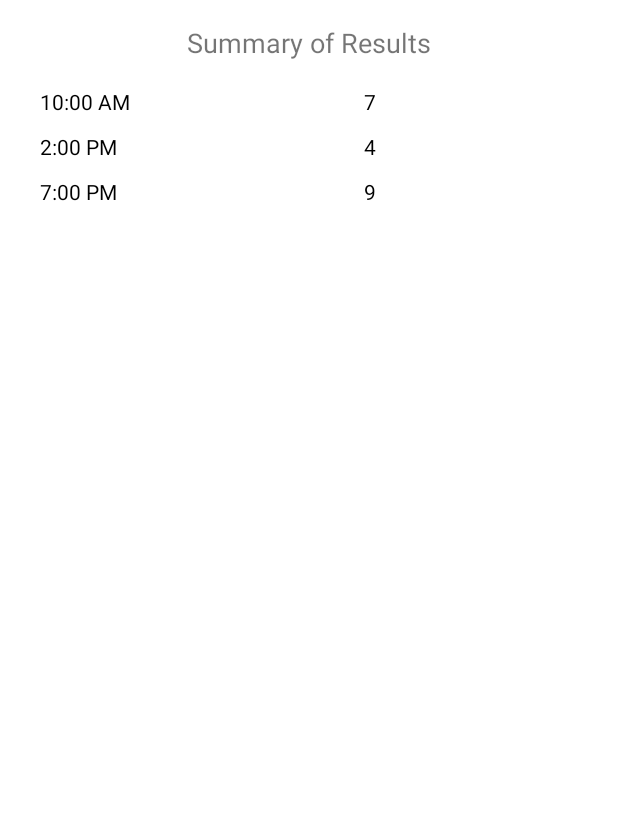
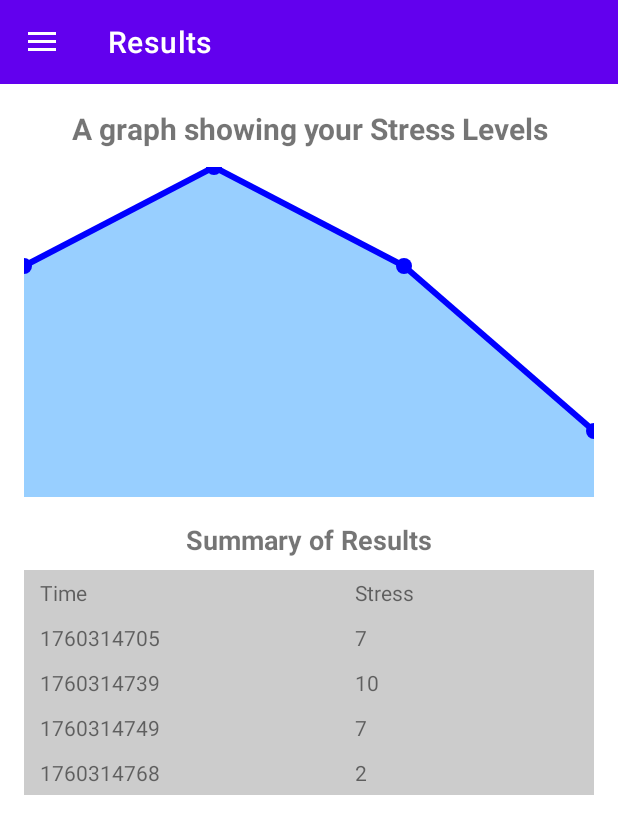
Before and after one commit to prt2/Pal_Rohit_Tilva_StressMeter, an Android app: the ResultFragment screen opened through its navigation route, on a phone screen of 412 x 824 dp. Shown: the top 834 px of the screen. Run offline under Robolectric (Android 15) with nearby library versions, the phone set to English and light mode, and no system bars; our stand-ins replace navigation-ui.

Commit message:
major functionalities done

```diff
--- a/app/src/main/java/com/example/pal_rohit_tilva_stressmeter/MainActivity.kt
+++ b/app/src/main/java/com/example/pal_rohit_tilva_stressmeter/MainActivity.kt
@@ -2,21 +2,43 @@ package com.example.pal_rohit_tilva_stressmeter
 
 import android.os.Bundle
 import androidx.appcompat.app.AppCompatActivity
+import androidx.drawerlayout.widget.DrawerLayout
+import androidx.navigation.NavController
 import androidx.navigation.fragment.NavHostFragment
+import androidx.navigation.ui.AppBarConfiguration
 import androidx.navigation.ui.NavigationUI
 import com.google.android.material.navigation.NavigationView
 
 class MainActivity : AppCompatActivity() {
+    private lateinit var appBarConfiguration: AppBarConfiguration
+    private lateinit var navController: NavController
+
     override fun onCreate(savedInstanceState: Bundle?) {
         super.onCreate(savedInstanceState)
         setContentView(R.layout.activity_main)
 
-        // ✅ This is the correct way — safely access the NavHostFragment
-        val navHostFragment = supportFragmentManager
-            .findFragmentById(R.id.nav_host_fragment) as NavHostFragment
-        val navController = navHostFragment.navController
+        val drawerLayout = findViewById<DrawerLayout>(R.id.drawer_layout)
+        val navView = findViewById<NavigationView>(R.id.nav_view)
+        val toolbar = findViewById<androidx.appcompat.widget.Toolbar>(R.id.toolbar)
 
-        val navView = findViewById<NavigationView>(R.id.nav_view)
+        setSupportActionBar(toolbar)
+
+        // ✅ Correct way to get NavController
+        val navHostFragment =
+            supportFragmentManager.findFragmentById(R.id.nav_host_fragment_content_main) as NavHostFragment
+        navController = navHostFragment.navController
+
+        appBarConfiguration = AppBarConfiguration(
+            setOf(R.id.nav_stress_meter, R.id.nav_results),
+            drawerLayout
+        )
+
+        NavigationUI.setupActionBarWithNavController(this, navController, appBarConfiguration)
         NavigationUI.setupWithNavController(navView, navController)
     }
+
+    override fun onSupportNavigateUp(): Boolean {
+        return NavigationUI.navigateUp(navController, appBarConfiguration)
+                || super.onSupportNavigateUp()
+    }
 }
--- a/app/src/main/java/com/example/pal_rohit_tilva_stressmeter/ResultFragment.kt
+++ b/app/src/main/java/com/example/pal_rohit_tilva_stressmeter/ResultFragment.kt
@@ -11,34 +11,49 @@ import android.widget.TextView
 import androidx.fragment.app.Fragment
 
 class ResultFragment : Fragment() {
+
     override fun onCreateView(
-        inflater: LayoutInflater, container: ViewGroup?,
+        inflater: LayoutInflater,
+        container: ViewGroup?,
         savedInstanceState: Bundle?
     ): View? {
-        val view = inflater.inflate(R.layout.fragment_results, container, false)
-        val tableLayout = view.findViewById<TableLayout>(R.id.tableLayout)
+        val view = inflater.inflate(R.layout.fragment_result, container, false)
 
-        val dummyData = listOf(
-            Pair("10:00 AM", "7"),
-            Pair("2:00 PM", "4"),
-            Pair("7:00 PM", "9")
-        )
+        val chartView = view.findViewById<StressGraphView>(R.id.stressGraph)
+        val table = view.findViewById<TableLayout>(R.id.resultsTable)
 
-        for ((time, stress) in dummyData) {
-            val row = TableRow(context)
-            val t1 = TextView(context)
-            val t2 = TextView(context)
+        // --- Fake data for now ---
+        val stressValues = listOf(7, 10, 7, 2)
+        val timestamps = listOf("1760314705", "1760314739", "1760314749", "1760314768")
 
-            t1.text = time
-            t2.text = stress
-            t1.setTextColor(Color.BLACK)
-            t2.setTextColor(Color.BLACK)
-            t1.setPadding(16, 8, 16, 8)
-            t2.setPadding(16, 8, 16, 8)
+        chartView.setStressData(stressValues)
 
-            row.addView(t1)
-            row.addView(t2)
-            tableLayout.addView(row)
+        // --- Header row ---
+        val header = TableRow(requireContext())
+        val timeHeader = TextView(requireContext())
+        val stressHeader = TextView(requireContext())
+        timeHeader.text = "Time"
+        stressHeader.text = "Stress"
+        timeHeader.setPadding(16, 8, 16, 8)
+        stressHeader.setPadding(16, 8, 16, 8)
+        timeHeader.setBackgroundColor(Color.LTGRAY)
+        stressHeader.setBackgroundColor(Color.LTGRAY)
+        header.addView(timeHeader)
+        header.addView(stressHeader)
+        table.addView(header)
+
+        // --- Data rows ---
+        for (i in stressValues.indices) {
+            val row = TableRow(requireContext())
+            val timeCell = TextView(requireContext())
+            val stressCell = TextView(requireContext())
+            timeCell.text = timestamps[i]
+            stressCell.text = stressValues[i].toString()
+            timeCell.setPadding(16, 8, 16, 8)
+            stressCell.setPadding(16, 8, 16, 8)
+            row.addView(timeCell)
+            row.addView(stressCell)
+            table.addView(row)
         }
 
         return view
--- /dev/null
+++ b/app/src/main/java/com/example/pal_rohit_tilva_stressmeter/StressGraphView.kt
@@ -0,0 +1,64 @@
+package com.example.pal_rohit_tilva_stressmeter
+
+import android.content.Context
+import android.graphics.Canvas
+import android.graphics.Color
+import android.graphics.Paint
+import android.util.AttributeSet
+import android.view.View
+
+class StressGraphView(context: Context, attrs: AttributeSet?) : View(context, attrs) {
+
+    private var stressData: List<Int> = emptyList()
+    private val linePaint = Paint().apply {
+        color = Color.BLUE
+        strokeWidth = 6f
+        style = Paint.Style.STROKE
+        isAntiAlias = true
+    }
+    private val fillPaint = Paint().apply {
+        color = Color.parseColor("#80339FFF") // translucent blue fill
+        style = Paint.Style.FILL
+    }
+    private val dotPaint = Paint().apply {
+        color = Color.BLUE
+        style = Paint.Style.FILL
+    }
+
+    fun setStressData(data: List<Int>) {
+        stressData = data
+        invalidate()
+    }
+
+    override fun onDraw(canvas: Canvas) {
+        super.onDraw(canvas)
+        if (stressData.isEmpty()) return
+
+        val maxY = (stressData.maxOrNull() ?: 1).toFloat()
+        val stepX = width.toFloat() / (stressData.size - 1)
+        val scaleY = height / maxY
+
+        val points = stressData.mapIndexed { index, value ->
+            val x = index * stepX
+            val y = height - (value * scaleY)
+            x to y
+        }
+
+        // Fill under curve
+        val fillPath = android.graphics.Path().apply {
+            moveTo(0f, height.toFloat())
+            for ((x, y) in points) lineTo(x, y)
+            lineTo(width.toFloat(), height.toFloat())
+            close()
+        }
+        canvas.drawPath(fillPath, fillPaint)
+
+        // Draw line and dots
+        for (i in 0 until points.size - 1) {
+            val (x1, y1) = points[i]
+            val (x2, y2) = points[i + 1]
+            canvas.drawLine(x1, y1, x2, y2, linePaint)
+        }
+        for ((x, y) in points) canvas.drawCircle(x, y, 8f, dotPaint)
+    }
+}
--- a/app/src/main/java/com/example/pal_rohit_tilva_stressmeter/StressMeterFragment.kt
+++ b/app/src/main/java/com/example/pal_rohit_tilva_stressmeter/StressMeterFragment.kt
@@ -46,7 +46,7 @@ class StressMeterFragment : Fragment() {
         val view = inflater.inflate(R.layout.fragment_stress_meter, container, false)
 
         imageGrid = view.findViewById(R.id.imageGrid)
-        moreButton = view.findViewById(R.id.moreButton)
+        moreButton = view.findViewById(R.id.moreImagesButton)
 
         // show the first 16 images
         showImageSet(0)
--- a/app/src/main/res/layout/activity_main.xml
+++ b/app/src/main/res/layout/activity_main.xml
@@ -1,23 +1,38 @@
 <?xml version="1.0" encoding="utf-8"?>
-<androidx.drawerlayout.widget.DrawerLayout
-    xmlns:android="http://schemas.android.com/apk/res/android"
+<androidx.drawerlayout.widget.DrawerLayout xmlns:android="http://schemas.android.com/apk/res/android"
     xmlns:app="http://schemas.android.com/apk/res-auto"
     xmlns:tools="http://schemas.android.com/tools"
     android:id="@+id/drawer_layout"
     android:layout_width="match_parent"
     android:layout_height="match_parent"
-    tools:context=".MainActivity">
+    tools:context=".MainActivity"
+    tools:openDrawer="start">
 
-    <!-- The NavHostFragment where all navigation happens -->
-    <androidx.fragment.app.FragmentContainerView
-        android:id="@+id/nav_host_fragment"
-        android:name="androidx.navigation.fragment.NavHostFragment"
+    <LinearLayout
+        android:orientation="vertical"
         android:layout_width="match_parent"
-        android:layout_height="match_parent"
-        app:defaultNavHost="true"
-        app:navGraph="@navigation/nav_graph" />
+        android:layout_height="match_parent">
 
-    <!-- The Navigation Drawer -->
+        <com.google.android.material.appbar.MaterialToolbar
+            android:id="@+id/toolbar"
+            android:layout_width="match_parent"
+            android:layout_height="wrap_content"
+            android:background="?attr/colorPrimary"
+            android:theme="@style/ThemeOverlay.MaterialComponents.Dark.ActionBar"
+            android:title="Stress Meter" />
+
+        <!-- ✅ This must exist, with this exact ID -->
+        <fragment
+            android:id="@+id/nav_host_fragment_content_main"
+            android:name="androidx.navigation.fragment.NavHostFragment"
+            android:layout_width="match_parent"
+            android:layout_height="0dp"
+            android:layout_weight="1"
+            app:defaultNavHost="true"
+            app:navGraph="@navigation/nav_graph" />
+    </LinearLayout>
+
+    <!-- ✅ Your navigation drawer -->
     <com.google.android.material.navigation.NavigationView
         android:id="@+id/nav_view"
         android:layout_width="wrap_content"
--- /dev/null
+++ b/app/src/main/res/layout/fragment_result.xml
@@ -0,0 +1,41 @@
+<LinearLayout xmlns:android="http://schemas.android.com/apk/res/android"
+    android:orientation="vertical"
+    android:padding="16dp"
+    android:layout_width="match_parent"
+    android:layout_height="match_parent">
+
+    <TextView
+        android:text="A graph showing your Stress Levels"
+        android:textStyle="bold"
+        android:textSize="20sp"
+        android:gravity="center"
+        android:layout_marginBottom="12dp"
+        android:layout_width="match_parent"
+        android:layout_height="wrap_content" />
+
+    <com.example.pal_rohit_tilva_stressmeter.StressGraphView
+        android:id="@+id/stressGraph"
+        android:layout_width="match_parent"
+        android:layout_height="220dp"
+        android:layout_marginBottom="16dp" />
+
+    <TextView
+        android:text="Summary of Results"
+        android:textStyle="bold"
+        android:textSize="18sp"
+        android:gravity="center"
+        android:layout_marginBottom="8dp"
+        android:layout_width="match_parent"
+        android:layout_height="wrap_content" />
+
+    <ScrollView
+        android:layout_width="match_parent"
+        android:layout_height="wrap_content">
+        <TableLayout
+            android:id="@+id/resultsTable"
+            android:layout_width="match_parent"
+            android:layout_height="wrap_content"
+            android:stretchColumns="*"
+            android:background="#ccc" />
+    </ScrollView>
+</LinearLayout>
--- a/app/src/main/res/layout/fragment_results.xml
+++ /dev/null
@@ -1,21 +0,0 @@
-<?xml version="1.0" encoding="utf-8"?>
-<LinearLayout xmlns:android="http://schemas.android.com/apk/res/android"
-    android:layout_width="match_parent"
-    android:layout_height="match_parent"
-    android:orientation="vertical"
-    android:padding="16dp">
-
-    <TextView
-        android:text="Summary of Results"
-        android:textSize="18sp"
-        android:layout_width="match_parent"
-        android:layout_height="wrap_content"
-        android:gravity="center"
-        android:layout_marginBottom="12dp" />
-
-    <TableLayout
-        android:id="@+id/tableLayout"
-        android:layout_width="match_parent"
-        android:layout_height="wrap_content"
-        android:stretchColumns="*" />
-</LinearLayout>
--- a/app/src/main/res/layout/fragment_stress_meter.xml
+++ b/app/src/main/res/layout/fragment_stress_meter.xml
@@ -1,31 +1,23 @@
 <?xml version="1.0" encoding="utf-8"?>
 <LinearLayout xmlns:android="http://schemas.android.com/apk/res/android"
     android:orientation="vertical"
+    android:gravity="center_horizontal"
     android:layout_width="match_parent"
     android:layout_height="match_parent"
     android:padding="16dp">
 
-    <TextView
-        android:text="Touch the image that best captures how stressed you feel right now"
+    <GridView
+        android:id="@+id/imageGrid"
+        android:numColumns="4"
         android:layout_width="match_parent"
         android:layout_height="wrap_content"
-        android:gravity="center"
-        android:padding="8dp"
-        android:textSize="16sp" />
-
-    <GridView
-        android:id="@+id/imageGrid"
-        android:layout_width="match_parent"
-        android:layout_height="wrap_content"
-        android:numColumns="4"
-        android:horizontalSpacing="8dp"
-        android:verticalSpacing="8dp" />
+        android:verticalSpacing="4dp"
+        android:horizontalSpacing="4dp" />
 
     <Button
-        android:id="@+id/moreButton"
+        android:id="@+id/moreImagesButton"
+        android:text="MORE IMAGES"
+        android:layout_marginTop="20dp"
         android:layout_width="match_parent"
-        android:layout_height="wrap_content"
-        android:text="More Images"
-        android:layout_marginTop="16dp" />
-
+        android:layout_height="wrap_content" />
 </LinearLayout>
--- a/app/src/main/res/layout/nav_header.xml
+++ b/app/src/main/res/layout/nav_header.xml
@@ -1,27 +1,19 @@
 <?xml version="1.0" encoding="utf-8"?>
 <LinearLayout xmlns:android="http://schemas.android.com/apk/res/android"
+    android:orientation="vertical"
     android:layout_width="match_parent"
     android:layout_height="160dp"
-    android:orientation="vertical"
     android:gravity="bottom"
     android:padding="16dp"
-    android:background="?attr/colorPrimaryDark">
+    android:background="@color/purple_700">
 
     <TextView
-        android:id="@+id/header_title"
+        android:id="@+id/headerTitle"
         android:layout_width="wrap_content"
         android:layout_height="wrap_content"
-        android:text="Stress Meter"
+        android:text="StressMeter"
         android:textColor="@android:color/white"
-        android:textSize="20sp"
-        android:textStyle="bold" />
-
-    <TextView
-        android:id="@+id/header_subtitle"
-        android:layout_width="wrap_content"
-        android:layout_height="wrap_content"
-        android:text="Track your stress levels"
-        android:textColor="@android:color/white"
-        android:textSize="14sp" />
+        android:textStyle="bold"
+        android:textSize="22sp" />
 
 </LinearLayout>
--- a/app/src/main/res/menu/nav_menu.xml
+++ b/app/src/main/res/menu/nav_menu.xml
@@ -1,10 +1,5 @@
 <?xml version="1.0" encoding="utf-8"?>
 <menu xmlns:android="http://schemas.android.com/apk/res/android">
-    <item
-        android:id="@+id/nav_stress_meter"
-        android:title="Stress Meter" />
-
-    <item
-        android:id="@+id/nav_results"
-        android:title="Results" />
+    <item android:id="@+id/nav_stress_meter" android:title="StressMeter" />
+    <item android:id="@+id/nav_results" android:title="Results" />
 </menu>
--- a/app/src/main/res/navigation/nav_graph.xml
+++ b/app/src/main/res/navigation/nav_graph.xml
@@ -1,20 +1,17 @@
 <?xml version="1.0" encoding="utf-8"?>
 <navigation xmlns:android="http://schemas.android.com/apk/res/android"
     xmlns:app="http://schemas.android.com/apk/res-auto"
-    xmlns:tools="http://schemas.android.com/tools"
     android:id="@+id/nav_graph"
     app:startDestination="@id/nav_stress_meter">
 
     <fragment
         android:id="@+id/nav_stress_meter"
         android:name="com.example.pal_rohit_tilva_stressmeter.StressMeterFragment"
-        android:label="Stress Meter"
-        tools:layout="@layout/fragment_stress_meter" />
+        android:label="Stress Meter" />
 
     <fragment
         android:id="@+id/nav_results"
         android:name="com.example.pal_rohit_tilva_stressmeter.ResultFragment"
-        android:label="Results"
-        tools:layout="@layout/fragment_results" />
+        android:label="Results" />
 
 </navigation>
```
